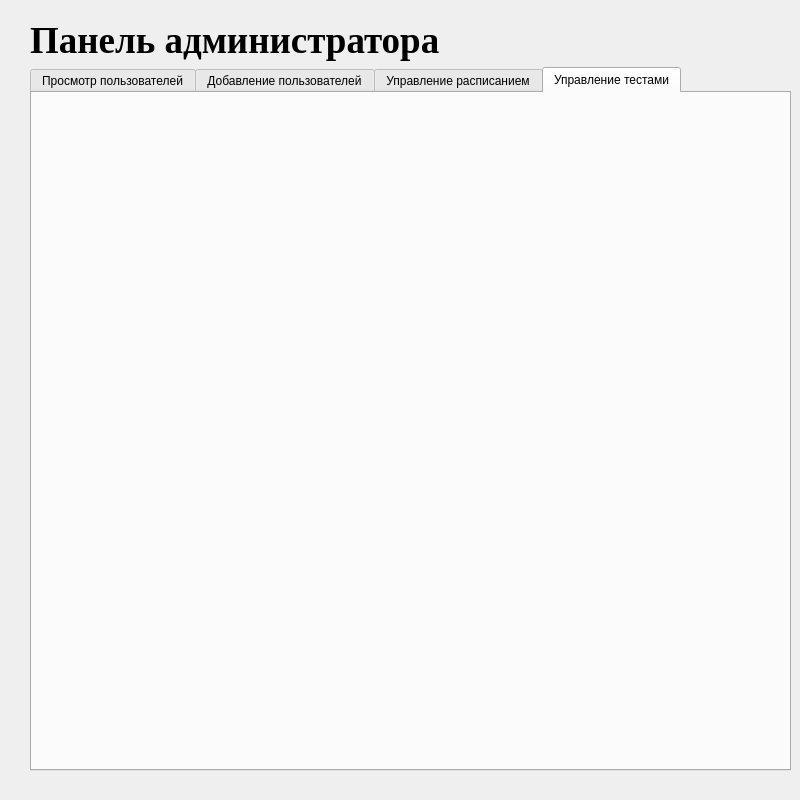
Before: the Qt Designer form src/adminpanelformwidget.ui in CherMiTT/drive_school_client, drawn with Qt 5.
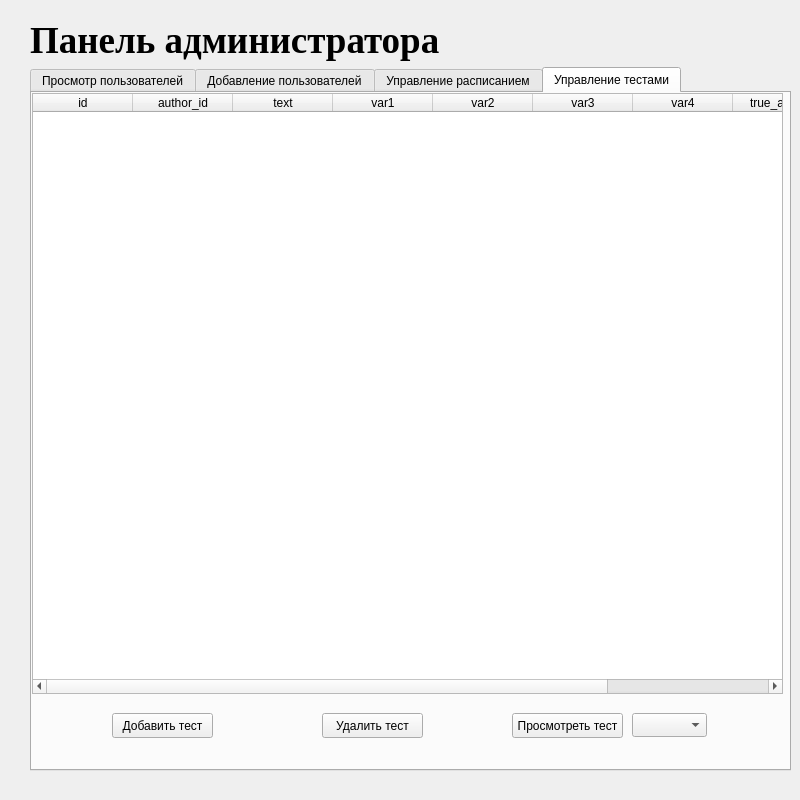
After: the same form once the commit is applied. The open tabs and pages were chosen to show the change.

Patch:
```diff
--- a/src/adminpanelformwidget.ui
+++ b/src/adminpanelformwidget.ui
@@ -819,6 +819,110 @@
        <attribute name="title">
         <string>Управление тестами</string>
        </attribute>
+       <widget class="QTableWidget" name="testTableWidget">
+        <property name="geometry">
+         <rect>
+          <x>0</x>
+          <y>0</y>
+          <width>751</width>
+          <height>601</height>
+         </rect>
+        </property>
+        <column>
+         <property name="text">
+          <string>id</string>
+         </property>
+        </column>
+        <column>
+         <property name="text">
+          <string>author_id</string>
+         </property>
+        </column>
+        <column>
+         <property name="text">
+          <string>text</string>
+         </property>
+        </column>
+        <column>
+         <property name="text">
+          <string>var1</string>
+         </property>
+        </column>
+        <column>
+         <property name="text">
+          <string>var2</string>
+         </property>
+        </column>
+        <column>
+         <property name="text">
+          <string>var3</string>
+         </property>
+        </column>
+        <column>
+         <property name="text">
+          <string>var4</string>
+         </property>
+        </column>
+        <column>
+         <property name="text">
+          <string>true_answer</string>
+         </property>
+        </column>
+        <column>
+         <property name="text">
+          <string>comment</string>
+         </property>
+        </column>
+       </widget>
+       <widget class="QPushButton" name="addTestPushButton">
+        <property name="geometry">
+         <rect>
+          <x>80</x>
+          <y>620</y>
+          <width>101</width>
+          <height>25</height>
+         </rect>
+        </property>
+        <property name="text">
+         <string>Добавить тест</string>
+        </property>
+       </widget>
+       <widget class="QPushButton" name="deleteTestPushButton">
+        <property name="geometry">
+         <rect>
+          <x>290</x>
+          <y>620</y>
+          <width>101</width>
+          <height>25</height>
+         </rect>
+        </property>
+        <property name="text">
+         <string>Удалить тест</string>
+        </property>
+       </widget>
+       <widget class="QPushButton" name="openTestPushButton">
+        <property name="geometry">
+         <rect>
+          <x>480</x>
+          <y>620</y>
+          <width>111</width>
+          <height>25</height>
+         </rect>
+        </property>
+        <property name="text">
+         <string>Просмотреть тест</string>
+        </property>
+       </widget>
+       <widget class="QComboBox" name="testComboBox">
+        <property name="geometry">
+         <rect>
+          <x>600</x>
+          <y>620</y>
+          <width>75</width>
+          <height>24</height>
+         </rect>
+        </property>
+       </widget>
       </widget>
      </widget>
     </item>
```
Left out of the diff: 70 changed lines with no effect on the pictures.
